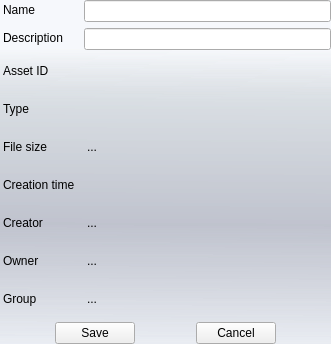
The window that bin/data/ui/itemproperties.ui (realXtend/tundra) describes before a commit, drawn with Qt 5.
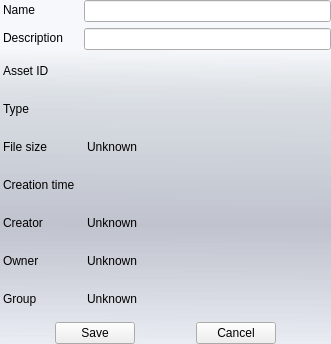
The same window after the commit.

Patch:
```diff
--- a/bin/data/ui/itemproperties.ui
+++ b/bin/data/ui/itemproperties.ui
@@ -123,21 +123,21 @@
         <item row="7" column="2">
          <widget class="QLabel" name="labelCreatorData">
           <property name="text">
-           <string>...</string>
+           <string>Unknown</string>
           </property>
          </widget>
         </item>
         <item row="8" column="2">
          <widget class="QLabel" name="labelOwnerData">
           <property name="text">
-           <string>...</string>
+           <string>Unknown</string>
           </property>
          </widget>
         </item>
         <item row="9" column="2">
          <widget class="QLabel" name="labelGroupData">
           <property name="text">
-           <string>...</string>
+           <string>Unknown</string>
           </property>
          </widget>
         </item>
@@ -151,7 +151,7 @@
         <item row="5" column="2">
          <widget class="QLabel" name="labelFileSizeData">
           <property name="text">
-           <string>...</string>
+           <string>Unknown</string>
           </property>
          </widget>
         </item>
```
Left out of the diff: 2 changed lines with no effect on the pictures.
